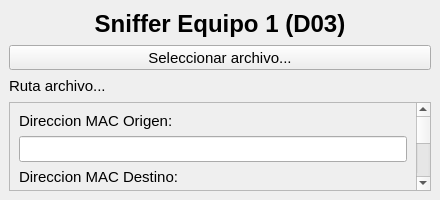
Before: the Qt Designer form Sniffer/mainwindow.ui in vandelvan/Sniffer, drawn with Qt 5.
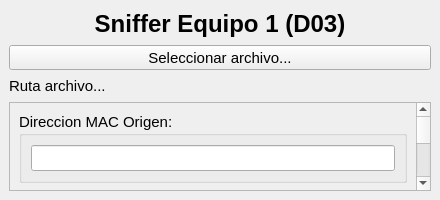
After: the same form once the commit is applied.

Commit message: Optimizacion del codigo OTRA VEZ

Patch:
```diff
--- a/Sniffer/mainwindow.ui
+++ b/Sniffer/mainwindow.ui
@@ -134,39 +134,35 @@
        <property name="geometry">
         <rect>
          <x>0</x>
-         <y>-1184</y>
-         <width>403</width>
-         <height>2331</height>
+         <y>-2506</y>
+         <width>406</width>
+         <height>2593</height>
         </rect>
        </property>
        <layout class="QVBoxLayout" name="verticalLayout_3">
         <item>
-         <layout class="QVBoxLayout" name="macOrigen">
-          <item>
-           <widget class="QLabel" name="macOrigenLbl">
-            <property name="text">
+         <widget class="QGroupBox" name="macOrigen">
+          <property name="title">
              <string>Direccion MAC Origen:</string>
             </property>
-           </widget>
-          </item>
+          <layout class="QVBoxLayout" name="_2">
           <item>
            <widget class="QLineEdit" name="macOrigenTxt"/>
           </item>
          </layout>
+         </widget>
         </item>
         <item>
-         <layout class="QVBoxLayout" name="macDestino">
-          <item>
-           <widget class="QLabel" name="macDestinoLbl">
-            <property name="text">
+         <widget class="QGroupBox" name="macDestino">
+          <property name="title">
              <string>Direccion MAC Destino:</string>
             </property>
-           </widget>
-          </item>
+          <layout class="QVBoxLayout" name="_3">
           <item>
            <widget class="QLineEdit" name="macDestinoTxt"/>
           </item>
          </layout>
+         </widget>
         </item>
         <item>
          <layout class="QVBoxLayout" name="ethernetType">
```
Left out of the diff: 193 changed lines with no effect on the pictures. Lines whose indentation alone changed are shown as unchanged. The commit also changes 1 other file.
